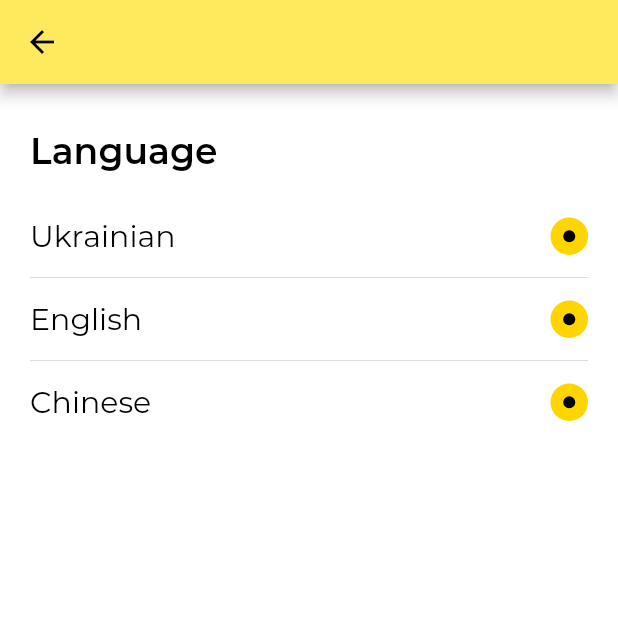
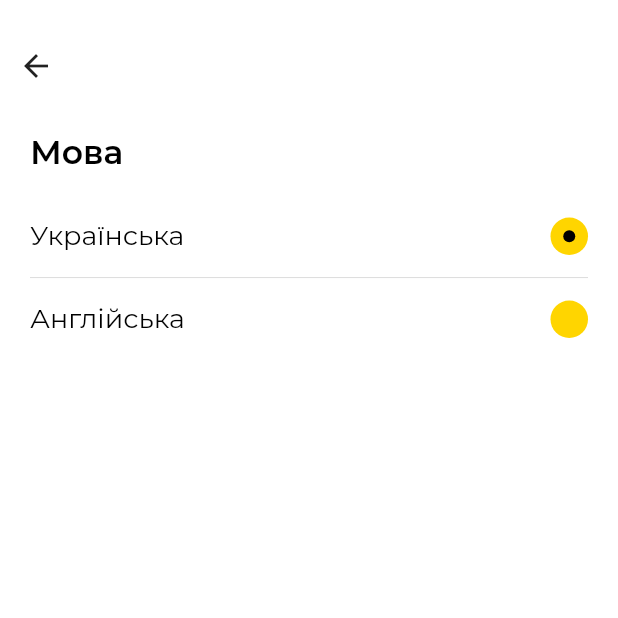
Before and after one commit to nzkn/room, a Flutter app: the ChangeLanguageScreen screen opened by its route, after a tap on "Ukrainian", on a phone screen of 412 x 824 dp, the top half of it. Run offline on Flutter 3.47's test engine with Material 2 defaults, Android fonts, the phone set to English and light mode, and no system bars; our stand-ins replace auto_route, cloud_firestore, firebase_auth, firebase_core, flutter_bloc, flutter_svg and 1 more; accounts and stored records are empty.

Commit message:
Implemented dynamic language changing for the profile page

```diff
--- a/assets/i18n/uk.json
+++ b/assets/i18n/uk.json
@@ -21,5 +21,17 @@
 
   "signup_sc_create_account" : "Створіть акаунт",
   "signup_sc_sign_up" : "Зареєструватися",
-  "signup_sc_already_have_account" : "Маєте акаунт? Увійдіть тут"
+  "signup_sc_already_have_account" : "Маєте акаунт? Увійдіть тут",
+
+  "reset_pass_sc_enter_email" : "Введіть свій email. На ваш email буде відправлене посилання для відновлення паролю",
+  "reset_pass_sc_reset_password" : "Відновити пароль",
+
+  "main_sc_chat" : "Чат",
+  "main_sc_profile" : "Профіль",
+  "main_sc_language" : "Мова",
+  "main_sc_log_out" : "Вийти",
+
+  "language_set_sc_language" : "Мова",
+  "language_set_sc_ukrainian" : "Українська",
+  "language_set_sc_english" : "Англійська"
 }
--- a/lib/modules/main/main_screen.dart
+++ b/lib/modules/main/main_screen.dart
@@ -1,4 +1,5 @@
 import 'package:flutter/material.dart';
+import 'package:room/localization/app_localizations.dart';
 import 'package:room/modules/chat/chat_screen.dart';
 import 'package:room/modules/settings/settings_screen.dart';
 
@@ -29,12 +30,12 @@ class _MainScreenState extends State<MainScreen> with TickerProviderStateMixin {
           mainAxisSize: MainAxisSize.min,
           children: [
             _buildTabWidget(
-              text: 'Chat',
+              text: getLocalized(context, 'main_sc_chat'),
               index: 0,
             ),
             const SizedBox(width: 20.0),
             _buildTabWidget(
-              text: 'Profile',
+              text: getLocalized(context, 'main_sc_profile'),
               index: 1,
             ),
           ],
@@ -62,6 +63,7 @@ class _MainScreenState extends State<MainScreen> with TickerProviderStateMixin {
             text,
             style: TextStyle(
               color: tabColor,
+              fontSize: 18.0,
             ),
           ),
           Container(
--- a/lib/modules/settings/language_screen.dart
+++ b/lib/modules/settings/language_screen.dart
@@ -1,6 +1,8 @@
 import 'package:flutter/material.dart';
 import 'package:room/core/utils/ui_utils.dart';
-import 'package:room/core/widgets/design_app_bar.dart';
+import 'package:room/localization/app_localizations.dart';
+import 'package:room/localization/locale_builder.dart';
+import 'package:room/localization/locale_repository.dart';
 import 'package:room/resources/colors_res.dart';
 
 class ChangeLanguageScreen extends StatefulWidget {
@@ -13,19 +15,40 @@ class _ChangeLanguageScreenState extends State<ChangeLanguageScreen> {
   Widget build(BuildContext context) {
     return Scaffold(
       backgroundColor: ColorsRes.white,
-      appBar: DesignAppBar(),
-      body: ListView(
-        padding: const EdgeInsets.symmetric(vertical: 30.0),
+      body: SafeArea(
+        child: SingleChildScrollView(
+          child: Column(
+            crossAxisAlignment: CrossAxisAlignment.start,
             children: [
+              const SizedBox(height: 20.0),
+              _buildBackButtonWidget(),
+              const SizedBox(height: 20.0),
               _buildTitle(),
               const SizedBox(height: 15.0),
-          _buildLanguageButton('Ukrainian', _onLanguageTap),
+              _buildLanguageButton(
+                label: getLocalized(context, 'language_set_sc_ukrainian'),
+                onTap: () => _onLanguageSelect('uk'),
+                languageCode: 'uk',
+              ),
               _buildDivider(),
-          _buildLanguageButton('English', _onLanguageTap),
-          _buildDivider(),
-          _buildLanguageButton('Chinese', _onLanguageTap),
+              _buildLanguageButton(
+                label: getLocalized(context, 'language_set_sc_english'),
+                onTap: () => _onLanguageSelect('en'),
+                languageCode: 'en',
+              ),
             ],
           ),
+        ),
+      ),
+    );
+  }
+
+  Widget _buildBackButtonWidget() {
+    return Row(
+      mainAxisAlignment: MainAxisAlignment.start,
+      children: [
+        BackButton(color: Colors.black87),
+      ],
     );
   }
 
@@ -33,64 +56,60 @@ class _ChangeLanguageScreenState extends State<ChangeLanguageScreen> {
     return Padding(
       padding: const EdgeInsets.symmetric(horizontal: 20.0),
       child: Text(
-        'Language',
+        getLocalized(context, 'language_set_sc_language'),
         style: TextStyle(
           fontWeight: FontWeight.w600,
           color: ColorsRes.black,
-          fontSize: 24.0,
+          fontSize: 22.0,
         ),
       ),
     );
   }
 
-  Widget _buildLanguageButton(String label, Function onTap) {
+  Widget _buildLanguageButton({String label, Function onTap, String languageCode}) {
     return InkWell(
       onTap: onTap,
-      child: Padding(
+      child: LocaleBuilder(
+        builder: (context, locale) {
+          return Padding(
             padding: const EdgeInsets.symmetric(vertical: 15.0, horizontal: 20.0),
             child: Row(
-          mainAxisAlignment: MainAxisAlignment.spaceBetween,
               children: [
-            Text(
+                Expanded(
+                  child: Text(
                     label,
                     style: TextStyle(
                       color: ColorsRes.black,
-                fontSize: 20.0,
+                      fontSize: 18.0,
                       fontWeight: FontWeight.w400,
                     ),
                   ),
-            Stack(
-              children: [
-                Container(
+                ),
+                _buildSelectedIndicatorWidget(locale.languageCode == languageCode),
+              ],
+            ),
+          );
+        },
+      ),
+    );
+  }
+
+  Widget _buildSelectedIndicatorWidget(bool isSelected) {
+    return Container(
       height: 25.0,
       width: 25.0,
       decoration: BoxDecoration(
         shape: BoxShape.circle,
         color: ColorsRes.primary2,
-                    border: Border.all(
-                      color: 0 == 1 ? Colors.black26 : Colors.transparent,
-                      width: 2.0,
       ),
-                  ),
-                ),
-                Positioned.fill(
-                  child: Align(
-                    alignment: Alignment.center,
-                    child: 0 == 1
-                        ? const SizedBox()
-                        : Container(
+      child: Center(
+        child: Container(
           width: 8.0,
           height: 8.0,
           decoration: BoxDecoration(
-                              color: ColorsRes.black,
+            color: isSelected ? ColorsRes.black : Colors.transparent,
             shape: BoxShape.circle,
           ),
-                          ),
-                  ),
-                ),
-              ],
-            ),
-          ],
         ),
       ),
     );
@@ -103,5 +122,7 @@ class _ChangeLanguageScreenState extends State<ChangeLanguageScreen> {
     );
   }
 
-  void _onLanguageTap() {}
+  void _onLanguageSelect(String languageCode) {
+    LocaleRepository.getInstance().saveLocale(languageCode);
   }
+}
```
Also changed, not shown: assets/i18n/en.json (+13 -3 lines), lib/modules/auth/reset_password_screen.dart (+4 -4 lines), lib/modules/settings/settings_screen.dart (+5 -4 lines). Lines whose indentation alone changed are shown as unchanged.
